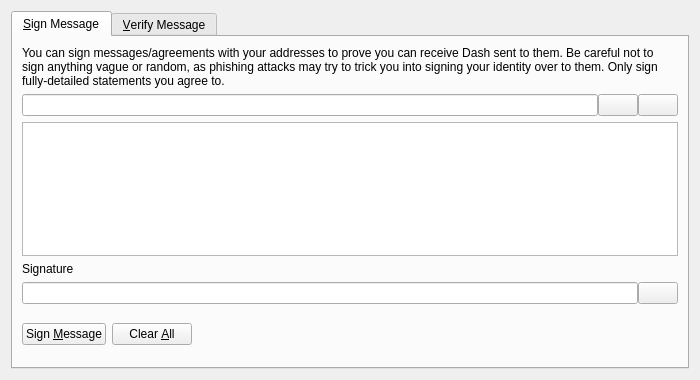
Old version of the form src/qt/forms/signverifymessagedialog.ui in the repository BCashTeam/bcashtestnet.
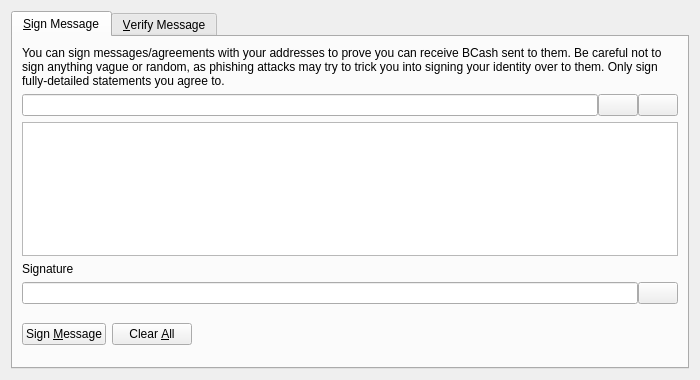
New version of the form. Custom widgets are drawn as their Qt base class.

Patch:
```diff
--- a/src/qt/forms/signverifymessagedialog.ui
+++ b/src/qt/forms/signverifymessagedialog.ui
@@ -30,7 +30,7 @@
        <item>
         <widget class="QLabel" name="infoLabel_SM">
          <property name="text">
-          <string>You can sign messages/agreements with your addresses to prove you can receive Dash sent to them. Be careful not to sign anything vague or random, as phishing attacks may try to trick you into signing your identity over to them. Only sign fully-detailed statements you agree to.</string>
+          <string>You can sign messages/agreements with your addresses to prove you can receive BCash sent to them. Be careful not to sign anything vague or random, as phishing attacks may try to trick you into signing your identity over to them. Only sign fully-detailed statements you agree to.</string>
          </property>
          <property name="textFormat">
           <enum>Qt::PlainText</enum>
```
Left out of the diff: 10 changed lines with no effect on the pictures.
